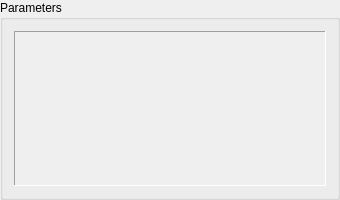
Qt form mtpy/gui/SmartMT/ui_asset/plot_parameters.ui (MTgeophysics/mtpy) before a commit.
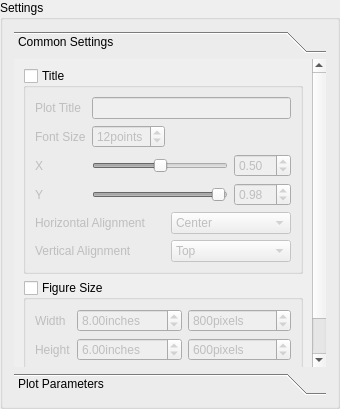
The same form after that commit. The open tabs and pages were chosen to show the change.

Commit message: moved the common figure settings to a toolbox page in plot_parameter

Diff of the .ui file:
```diff
--- a/mtpy/gui/SmartMT/ui_asset/plot_parameters.ui
+++ b/mtpy/gui/SmartMT/ui_asset/plot_parameters.ui
@@ -7,30 +7,390 @@
     <x>0</x>
     <y>0</y>
     <width>340</width>
-       <height>200</height>
+       <height>409</height>
    </rect>
   </property>
   <property name="title">
-   <string>Parameters</string>
+      <string>Settings</string>
   </property>
   <layout class="QVBoxLayout" name="verticalLayout">
    <item>
-    <widget class="QScrollArea" name="scrollArea">
-     <property name="frameShape">
-      <enum>QFrame::Panel</enum>
+       <widget class="QToolBox" name="toolBox">
+           <property name="currentIndex">
+               <number>1</number>
      </property>
-     <property name="widgetResizable">
-      <bool>true</bool>
-     </property>
-     <widget class="QWidget" name="scrollAreaWidgetContents">
+           <widget class="QWidget" name="page_common_settings">
+               <property name="geometry">
+                   <rect>
+                       <x>0</x>
+                       <y>0</y>
+                       <width>320</width>
+                       <height>322</height>
+                   </rect>
+               </property>
+               <attribute name="label">
+                   <string>Common Settings</string>
+               </attribute>
+               <layout class="QVBoxLayout" name="verticalLayout_4">
+                   <item>
+                       <widget class="QGroupBox" name="groupBox_title">
+                           <property name="sizePolicy">
+                               <sizepolicy hsizetype="Preferred" vsizetype="Fixed">
+                                   <horstretch>0</horstretch>
+                                   <verstretch>0</verstretch>
+                               </sizepolicy>
+                           </property>
+                           <property name="title">
+                               <string>Title</string>
+                           </property>
+                           <property name="checkable">
+                               <bool>true</bool>
+                           </property>
+                           <property name="checked">
+                               <bool>false</bool>
+                           </property>
+                           <layout class="QGridLayout" name="gridLayout_2">
+                               <item row="4" column="1" colspan="2">
+                                   <widget class="QSlider" name="horizontalSlider_y">
+                                       <property name="maximum">
+                                           <number>100</number>
+                                       </property>
+                                       <property name="value">
+                                           <number>98</number>
+                                       </property>
+                                       <property name="orientation">
+                                           <enum>Qt::Horizontal</enum>
+                                       </property>
+                                   </widget>
+                               </item>
+                               <item row="0" column="1" colspan="3">
+                                   <widget class="QLineEdit" name="lineEdit_title">
+                                       <property name="toolTip">
+                                           <string>&lt;html&gt;&lt;head/&gt;&lt;body&gt;&lt;p&gt;The title of the plot,
+                                               leave blank to
+                                               remove title.&lt;/p&gt;&lt;p&gt;&lt;span style=&quot; font-weight:600;&quot;&gt;Note:&lt;/span&gt;
+                                               The size and location of the title may depends on the selected plot type.&lt;/p&gt;&lt;/body&gt;&lt;/html&gt;
+                                           </string>
+                                       </property>
+                                   </widget>
+                               </item>
+                               <item row="3" column="3">
+                                   <widget class="QDoubleSpinBox" name="doubleSpinBox_x">
+                                       <property name="maximum">
+                                           <double>1.000000000000000</double>
+                                       </property>
+                                       <property name="singleStep">
+                                           <double>0.100000000000000</double>
+                                       </property>
+                                       <property name="value">
+                                           <double>0.500000000000000</double>
+                                       </property>
+                                   </widget>
+                               </item>
+                               <item row="3" column="0">
+                                   <widget class="QLabel" name="label_5">
+                                       <property name="sizePolicy">
+                                           <sizepolicy hsizetype="Fixed" vsizetype="Preferred">
+                                               <horstretch>0</horstretch>
+                                               <verstretch>0</verstretch>
+                                           </sizepolicy>
+                                       </property>
+                                       <property name="text">
+                                           <string>X</string>
+                                       </property>
+                                   </widget>
+                               </item>
+                               <item row="4" column="3">
+                                   <widget class="QDoubleSpinBox" name="doubleSpinBox_y">
+                                       <property name="maximum">
+                                           <double>1.000000000000000</double>
+                                       </property>
+                                       <property name="singleStep">
+                                           <double>0.100000000000000</double>
+                                       </property>
+                                       <property name="value">
+                                           <double>0.980000000000000</double>
+                                       </property>
+                                   </widget>
+                               </item>
+                               <item row="0" column="0">
+                                   <widget class="QLabel" name="label">
+                                       <property name="sizePolicy">
+                                           <sizepolicy hsizetype="Fixed" vsizetype="Preferred">
+                                               <horstretch>0</horstretch>
+                                               <verstretch>0</verstretch>
+                                           </sizepolicy>
+                                       </property>
+                                       <property name="toolTip">
+                                           <string>&lt;html&gt;&lt;head/&gt;&lt;body&gt;&lt;p&gt;The title of the plot,
+                                               leave blank to
+                                               remove title.&lt;/p&gt;&lt;p&gt;&lt;span style=&quot; font-weight:600;&quot;&gt;Note:&lt;/span&gt;
+                                               The size and location of the title may depends on the selected plot type.&lt;/p&gt;&lt;/body&gt;&lt;/html&gt;
+                                           </string>
+                                       </property>
+                                       <property name="text">
+                                           <string>Plot Title</string>
+                                       </property>
+                                   </widget>
+                               </item>
+                               <item row="4" column="0">
+                                   <widget class="QLabel" name="label_6">
+                                       <property name="text">
+                                           <string>Y</string>
+                                       </property>
+                                   </widget>
+                               </item>
+                               <item row="3" column="1" colspan="2">
+                                   <widget class="QSlider" name="horizontalSlider_x">
+                                       <property name="maximum">
+                                           <number>100</number>
+                                       </property>
+                                       <property name="value">
+                                           <number>50</number>
+                                       </property>
+                                       <property name="orientation">
+                                           <enum>Qt::Horizontal</enum>
+                                       </property>
+                                   </widget>
+                               </item>
+                               <item row="1" column="0">
+                                   <widget class="QLabel" name="label_9">
+                                       <property name="sizePolicy">
+                                           <sizepolicy hsizetype="Fixed" vsizetype="Preferred">
+                                               <horstretch>0</horstretch>
+                                               <verstretch>0</verstretch>
+                                           </sizepolicy>
+                                       </property>
+                                       <property name="text">
+                                           <string>Font Size</string>
+                                       </property>
+                                   </widget>
+                               </item>
+                               <item row="6" column="0" colspan="2">
+                                   <widget class="QLabel" name="label_8">
+                                       <property name="text">
+                                           <string>Vertical Alignment</string>
+                                       </property>
+                                   </widget>
+                               </item>
+                               <item row="5" column="2" colspan="2">
+                                   <widget class="QComboBox" name="comboBox_horizontal_alignment">
+                                       <property name="currentIndex">
+                                           <number>1</number>
+                                       </property>
+                                       <item>
+                                           <property name="text">
+                                               <string>Left</string>
+                                           </property>
+                                       </item>
+                                       <item>
+                                           <property name="text">
+                                               <string>Center</string>
+                                           </property>
+                                       </item>
+                                       <item>
+                                           <property name="text">
+                                               <string>Right</string>
+                                           </property>
+                                       </item>
+                                   </widget>
+                               </item>
+                               <item row="5" column="0" colspan="2">
+                                   <widget class="QLabel" name="label_7">
+                                       <property name="text">
+                                           <string>Horizontal Alignment</string>
+                                       </property>
+                                   </widget>
+                               </item>
+                               <item row="6" column="2" colspan="2">
+                                   <widget class="QComboBox" name="comboBox_vertical_alignment">
+                                       <item>
+                                           <property name="text">
+                                               <string>Top</string>
+                                           </property>
+                                       </item>
+                                       <item>
+                                           <property name="text">
+                                               <string>Center</string>
+                                           </property>
+                                       </item>
+                                       <item>
+                                           <property name="text">
+                                               <string>Bottom</string>
+                                           </property>
+                                       </item>
+                                       <item>
+                                           <property name="text">
+                                               <string>Baseline</string>
+                                           </property>
+                                       </item>
+                                   </widget>
+                               </item>
+                               <item row="1" column="1">
+                                   <widget class="QSpinBox" name="spinBox_fontsize">
+                                       <property name="suffix">
+                                           <string>points</string>
+                                       </property>
+                                       <property name="minimum">
+                                           <number>4</number>
+                                       </property>
+                                       <property name="value">
+                                           <number>12</number>
+                                       </property>
+                                   </widget>
+                               </item>
+                           </layout>
+                       </widget>
+                   </item>
+                   <item>
+                       <widget class="QGroupBox" name="groupBox_figure_size">
+                           <property name="sizePolicy">
+                               <sizepolicy hsizetype="Preferred" vsizetype="Fixed">
+                                   <horstretch>0</horstretch>
+                                   <verstretch>0</verstretch>
+                               </sizepolicy>
+                           </property>
+                           <property name="title">
+                               <string>Figure Size</string>
+                           </property>
+                           <property name="checkable">
+                               <bool>true</bool>
+                           </property>
+                           <property name="checked">
+                               <bool>false</bool>
+                           </property>
+                           <layout class="QGridLayout" name="gridLayout_3">
+                               <item row="2" column="0">
+                                   <widget class="QLabel" name="label_4">
+                                       <property name="text">
+                                           <string>DPI</string>
+                                       </property>
+                                   </widget>
+                               </item>
+                               <item row="1" column="0">
+                                   <widget class="QLabel" name="label_3">
+                                       <property name="text">
+                                           <string>Height</string>
+                                       </property>
+                                   </widget>
+                               </item>
+                               <item row="1" column="1">
+                                   <widget class="QDoubleSpinBox" name="doubleSpinBox_height_inches">
+                                       <property name="suffix">
+                                           <string>inches</string>
+                                       </property>
+                                       <property name="minimum">
+                                           <double>1.000000000000000</double>
+                                       </property>
+                                       <property name="maximum">
+                                           <double>1000.000000000000000</double>
+                                       </property>
+                                       <property name="value">
+                                           <double>6.000000000000000</double>
+                                       </property>
+                                   </widget>
+                               </item>
+                               <item row="1" column="2">
+                                   <widget class="QSpinBox" name="spinBox_height_pixels">
+                                       <property name="suffix">
+                                           <string>pixels</string>
+                                       </property>
+                                       <property name="minimum">
+                                           <number>1</number>
+                                       </property>
+                                       <property name="maximum">
+                                           <number>1000000</number>
+                                       </property>
+                                       <property name="value">
+                                           <number>600</number>
+                                       </property>
+                                   </widget>
+                               </item>
+                               <item row="0" column="1">
+                                   <widget class="QDoubleSpinBox" name="doubleSpinBox_width_inches">
+                                       <property name="suffix">
+                                           <string>inches</string>
+                                       </property>
+                                       <property name="minimum">
+                                           <double>1.000000000000000</double>
+                                       </property>
+                                       <property name="maximum">
+                                           <double>1000.000000000000000</double>
+                                       </property>
+                                       <property name="value">
+                                           <double>8.000000000000000</double>
+                                       </property>
+                                   </widget>
+                               </item>
+                               <item row="2" column="1">
+                                   <widget class="QSpinBox" name="spinBox_dpi">
+                                       <property name="minimum">
+                                           <number>1</number>
+                                       </property>
+                                       <property name="maximum">
+                                           <number>1000</number>
+                                       </property>
+                                       <property name="value">
+                                           <number>80</number>
+                                       </property>
+                                   </widget>
+                               </item>
+                               <item row="0" column="2">
+                                   <widget class="QSpinBox" name="spinBox_width_pixels">
+                                       <property name="suffix">
+                                           <string>pixels</string>
+                                       </property>
+                                       <property name="minimum">
+                                           <number>1</number>
+                                       </property>
+                                       <property name="maximum">
+                                           <number>1000000</number>
+                                       </property>
+                                       <property name="value">
+                                           <number>800</number>
+                                       </property>
+                                   </widget>
+                               </item>
+                               <item row="2" column="2">
+                                   <widget class="QCheckBox" name="checkBox_tight_layout">
+                                       <property name="text">
+                                           <string>Tight Layout</string>
+                                       </property>
+                                       <property name="checked">
+                                           <bool>true</bool>
+                                       </property>
+                                   </widget>
+                               </item>
+                               <item row="0" column="0">
+                                   <widget class="QLabel" name="label_2">
+                                       <property name="sizePolicy">
+                                           <sizepolicy hsizetype="Fixed" vsizetype="Preferred">
+                                               <horstretch>0</horstretch>
+                                               <verstretch>0</verstretch>
+                                           </sizepolicy>
+                                       </property>
+                                       <property name="text">
+                                           <string>Width</string>
+                                       </property>
+                                   </widget>
+                               </item>
+                           </layout>
+                       </widget>
+                   </item>
+               </layout>
+           </widget>
+           <widget class="QWidget" name="page_plot_parameters">
       <property name="geometry">
        <rect>
         <x>0</x>
         <y>0</y>
-        <width>318</width>
-           <height>165</height>
+           <width>320</width>
+           <height>322</height>
        </rect>
       </property>
+               <attribute name="label">
+                   <string>Plot Parameters</string>
+               </attribute>
       <layout class="QVBoxLayout" name="verticalLayout_2">
        <property name="leftMargin">
         <number>0</number>
```
The commit also changes 4 other files.
